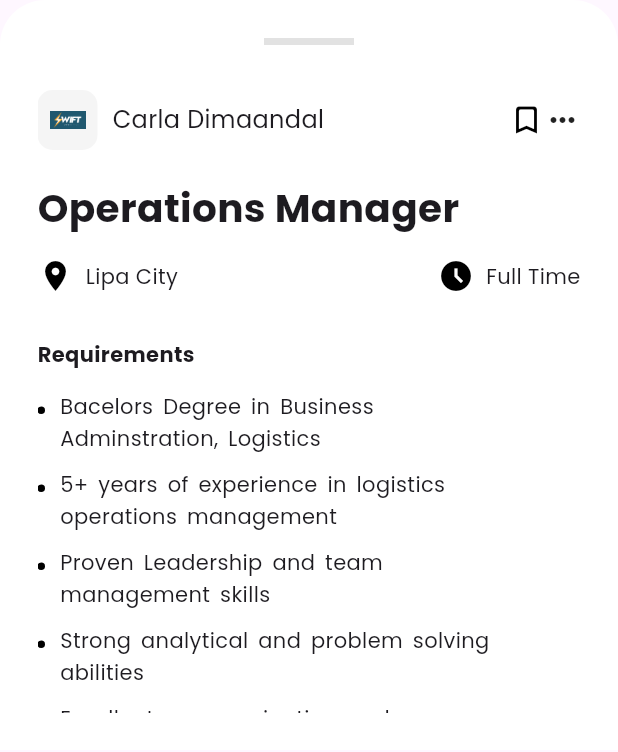
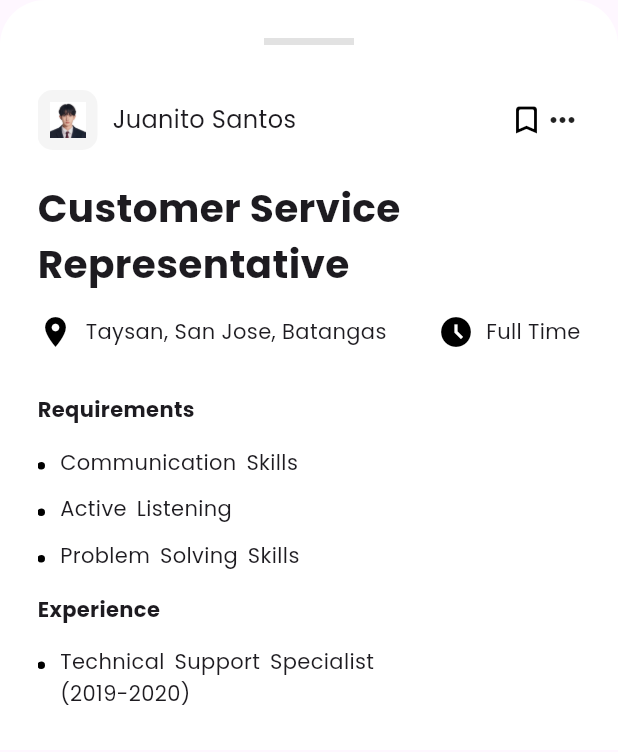
Before and after one commit to LDimaano/Trabahadoor_MobileApp, a Flutter app: the JobDetail widget shown alone on an empty page, opened directly with sample values from the repository, on a phone screen of 412 x 824 dp. Shown: the top 752 px of the screen. Run offline on Flutter 3.47's test engine with Material 3 defaults, Android fonts, the phone set to English and light mode, and no system bars; our stand-ins replace google_fonts; missing offline and left inert: custom_clippers.

Commit message:
add data emp side

```diff
--- a/trabahadoor/lib/main.dart
+++ b/trabahadoor/lib/main.dart
@@ -1,9 +1,7 @@
 import 'package:flutter/material.dart';
 import 'package:flutter/services.dart';
 import 'package:google_fonts/google_fonts.dart';
-import 'package:trabahadoor/screens/home/home.dart';
-import 'package:trabahadoor/screens/login_signup/login_signup.dart';
-import 'package:trabahadoor/screens/profile/profile.dart';
+import 'package:trabahadoor/screens/employer_side/employer.dart';
 
 void main() {
   runApp(const MyApp());
@@ -25,6 +23,6 @@ class MyApp extends StatelessWidget {
           hintColor: const Color(0x0ffed408),
           textTheme: GoogleFonts.poppinsTextTheme(),
         ),
-        home: const LoginSignup());
+        home: const MainScreenemp());
   }
 }
--- a/trabahadoor/lib/models/jobseeker.dart
+++ b/trabahadoor/lib/models/jobseeker.dart
@@ -5,82 +5,98 @@ class Jobseeker {
   String title;
   String location;
   String time;
-  List<String> req;
+  List<String> exp;
+  List<String> skills;
   Jobseeker(this.company, this.logoUrl, this.isMark, this.title, this.location,
-      this.time, this.req);
+      this.time, this.skills, this.exp);
   static List<Jobseeker> generateJobs() {
     return [
       Jobseeker(
-        'Carla Dimaandal',
-        'asset/images/Swift.jpeg',
-        false,
-        'Operations Manager',
-        'Lipa City',
-        'Full Time',
-        [
-          'Bacelors Degree in Business Adminstration, Logistics',
-          '5+ years of experience in logistics operations management',
-          'Proven Leadership and team management skills',
-          'Strong analytical and problem solving abilities',
-          'Excellent communication and interpersonal skills'
-        ],
-      ),
+          'Juanito Santos',
+          'asset/images/emp1.jpg',
+          false,
+          'Customer Service Representative',
+          'Taysan, San Jose, Batangas',
+          'Full Time', [
+        'Communication Skills',
+        'Active Listening',
+        'Problem Solving Skills',
+      ], [
+        'Technical Support Specialist (2019-2020)',
+        'Customer Service Associate (2021-2022)',
+      ]),
       Jobseeker(
-        'Lance Dimaano',
-        'asset/images/Optitech.png',
-        true,
-        'IT Support Specialist',
-        'Lipa, City',
-        'Full Time',
-        [
-          'Diploma Degree in Computer Science and Information Technology',
-          '1+ years of experience in providing IT support or troubleshooting',
-          'Knowledge of computer hardware, software, and network systems',
-          'Strong problem-solving skills and ability independently',
-          'Excellent communication and customer service skills'
-        ],
-      ),
+          'Isabel Garcia',
+          'asset/images/emp2.jpg',
+          true,
+          'Marketing Manager',
+          'Balagtasin I, San Jose, Batangas',
+          'Full Time', [
+        'Communication Skills',
+        'Strategic Thinking Skills',
+        'Analytical Skills',
+      ], [
+        'Marketing Coordinator (2018-2020)'
+      ]),
       Jobseeker(
-        'Andrei Boongaling',
-        'asset/images/Aquatech.png',
-        true,
-        'Sales Executive',
-        'Batangas City',
-        'Full Time',
-        [
-          'Bachelors Degree in Business Administration, Marketing',
-          '2+ years of experience in sales, preferably in water treatment',
-          'Proven track record of achieving sales target',
-          'Excellent communication and negotiation skills'
-        ],
-      ),
+          'Andres Bautista',
+          'asset/images/emp3.jpg',
+          true,
+          'Financial Analyst',
+          'Banaybanay II. San Jose, Batangas',
+          'Full Time', [
+        'Communication Skills',
+        'Analytical Skills',
+        'Problem-Solving Skills',
+      ], [
+        'Junior Financial Analyst (2019-2020)'
+      ]),
+      Jobseeker('Josefa Aquino', 'asset/images/emp4.jpg', true,
+          'Sales Executive', 'Galamay-Amo, San Jose, Batangas', 'Full Time', [
+        'Communication Skills',
+        'Customer Relationship Management',
+        'Problem-Solving',
+      ], [
+        'Account Manager (2020-2021)',
+        'Customer Service Representative (2022)'
+      ]),
       Jobseeker(
-        'Julie Flores',
-        'asset/images/Contis.png',
-        true,
-        'Utility Maintenance',
-        'Batangas City',
-        'Full Time',
-        [
-          'Atleast 18 years old',
-          'Atleast Highschool or Senior High School Graduate',
-          'With or Without Experience',
-          'Willing to work on extended hours and or shifting assignments'
-        ],
-      ),
+          'Fernando Delos Santos',
+          'asset/images/emp5.jpg',
+          false,
+          'Software Developer',
+          'Bagong Pook, San Jose, Batangas',
+          'Full Time',
+          ['Technical Skills', 'Communication Skills', 'Teamwork'],
+          ['Full-Stack Developer (2021-2023)']),
       Jobseeker(
-        'Kurt Hernandez',
-        'asset/images/Alorica.png',
-        false,
-        'Starter Basic Accounts',
-        'Lipa, Batangas',
-        'Full Time',
-        [
-          'Atleast 18 years old',
-          'Atleast Highschool or Senior High School Graduate',
-          'Excellent communication skills'
-        ],
-      ),
+          'Maria Rosario Cruz',
+          'asset/images/emp6.jpg',
+          false,
+          'Digital Marketing Specialist',
+          'Dagatan, San Jose, Batangas',
+          'Full Time', [
+        'Communication Skills',
+        'Graphic Design',
+        'Content Marketing'
+      ], [
+        'Social Media Manager (2019-2021)',
+        'Content Marketing Specialist (2023-2024)'
+      ]),
+      Jobseeker(
+          'Luzviminda Reyes',
+          'asset/images/emp7.jpg',
+          false,
+          'Human Resource Specialist',
+          'Palanca, San Jose, Batangas',
+          'Full Time', [
+        'Communication Skills',
+        'Problem-Solving Skills',
+        'Decision-Making Skills'
+      ], [
+        'HR Assistant (2018-2020)',
+        'Recruitment Coordinator (2022)'
+      ]),
     ];
   }
 }
--- a/trabahadoor/lib/screens/employer_side/employer.dart
+++ b/trabahadoor/lib/screens/employer_side/employer.dart
@@ -21,7 +21,7 @@ class _MainScreenempState extends State<MainScreenemp> {
     const SearchPage(),
     const Center(child: const Text('')),
     const Homechat(),
-    const EmployerSide(), //profile na gagawin ni andrei/julie
+    const EmployerSide(),
   ];
 
   void _onItemTapped(int index) {
--- a/trabahadoor/lib/screens/employer_side/widgets/jobseeker_detail.dart
+++ b/trabahadoor/lib/screens/employer_side/widgets/jobseeker_detail.dart
@@ -101,7 +101,46 @@ class JobDetail extends StatelessWidget {
                   style: TextStyle(fontWeight: FontWeight.bold),
                 ),
                 const SizedBox(height: 10),
-                ...job.req
+                ...job.skills
+                    .map((e) => Container(
+                        margin: const EdgeInsets.symmetric(vertical: 5),
+                        child: Row(
+                          crossAxisAlignment: CrossAxisAlignment.start,
+                          children: [
+                            Container(
+                              margin: const EdgeInsets.only(top: 10),
+                              height: 5,
+                              width: 5,
+                              decoration: const BoxDecoration(
+                                  shape: BoxShape.circle, color: Colors.black),
+                            ),
+                            const SizedBox(
+                              width: 10,
+                            ),
+                            ConstrainedBox(
+                              constraints: const BoxConstraints(
+                                maxWidth: 300,
+                              ),
+                              child: Text(
+                                e,
+                                style: const TextStyle(
+                                  wordSpacing: 2.5,
+                                  height: 1.5,
+                                ),
+                              ),
+                            ),
+                          ],
+                        )))
+                    .toList(),
+                const SizedBox(
+                  height: 10,
+                ),
+                const Text(
+                  'Experience',
+                  style: TextStyle(fontWeight: FontWeight.bold),
+                ),
+                const SizedBox(height: 10),
+                ...job.exp
                     .map((e) => Container(
                         margin: const EdgeInsets.symmetric(vertical: 5),
                         child: Row(
--- a/trabahadoor/lib/screens/employer_side/widgets/jobseeker_item.dart
+++ b/trabahadoor/lib/screens/employer_side/widgets/jobseeker_item.dart
@@ -8,7 +8,7 @@ class JobItem extends StatelessWidget {
   @override
   Widget build(BuildContext context) {
     return Container(
-      width: 270,
+      width: 330,
       padding: const EdgeInsets.all(20),
       decoration: BoxDecoration(
         borderRadius: BorderRadius.circular(30),
--- a/trabahadoor/lib/screens/search_empside/widgets/search_detail_emp.dart
+++ b/trabahadoor/lib/screens/search_empside/widgets/search_detail_emp.dart
@@ -84,7 +84,7 @@ class JobDetail extends StatelessWidget {
                   style: TextStyle(fontWeight: FontWeight.bold),
                 ),
                 const SizedBox(height: 10),
-                ...job.req
+                ...job.skills
                     .map((e) => Container(
                         margin: const EdgeInsets.symmetric(vertical: 5),
                         child: Row(
--- a/trabahadoor/pubspec.yaml
+++ b/trabahadoor/pubspec.yaml
@@ -64,7 +64,6 @@ flutter:
   assets:
     - asset/images/
     - asset/icons/
-    - asset/logo/
 
   # An image asset can refer to one or more resolution-specific "variants", see
   # https://flutter.dev/assets-and-images/#resolution-aware
```
Also changed, not shown: trabahadoor/asset/images/emp1.jpg (added), trabahadoor/asset/images/emp2.jpg (added), trabahadoor/asset/images/emp3.jpg (added), trabahadoor/asset/images/emp4.jpg (added), trabahadoor/asset/images/emp5.jpg (added), trabahadoor/asset/images/emp6.jpg (added), trabahadoor/asset/images/emp7.jpg (added).
